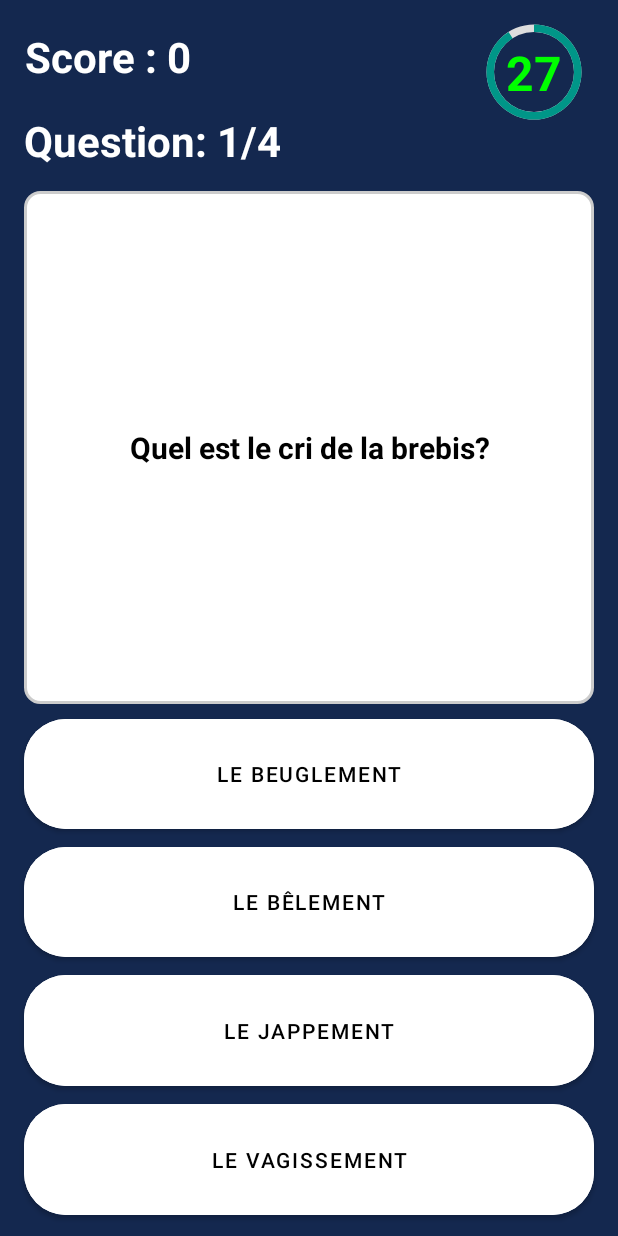
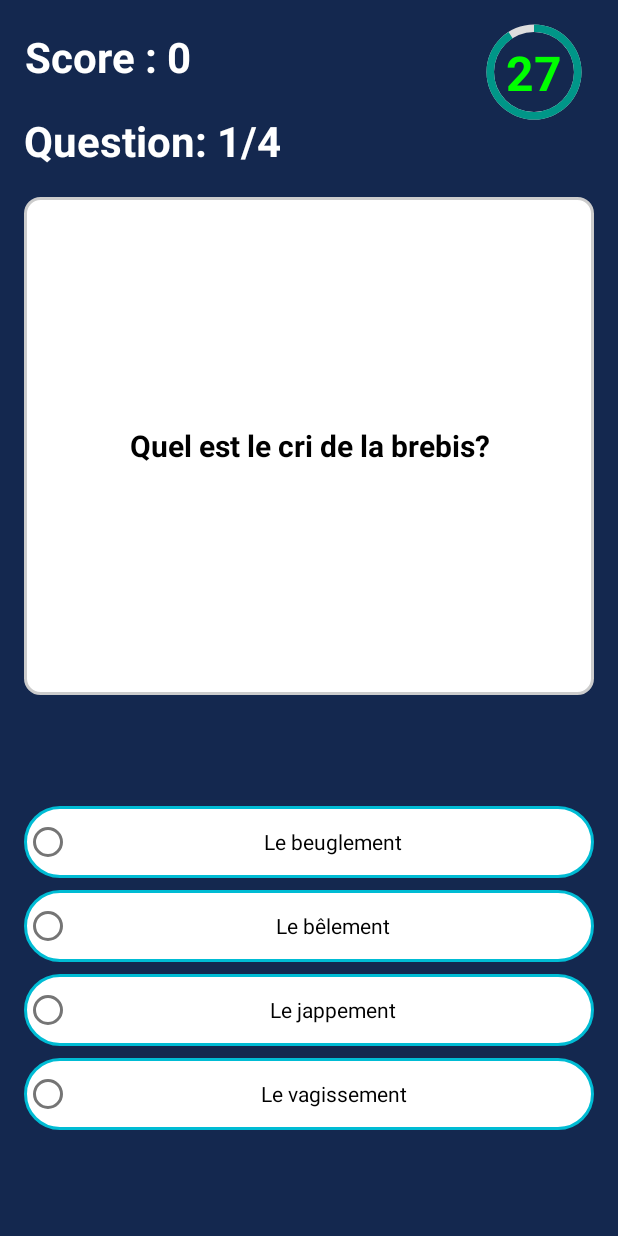
Before and after one commit to waminiyi/MyQuiz, an Android app: the GameActivity screen opened directly, with no data from a screen before it, on a phone screen of 412 x 824 dp. Run offline under Robolectric (Android 15) with nearby library versions, the phone set to English and light mode, and no system bars.

Commit message:
ajout radiobutton

```diff
--- a/app/src/main/java/com/waminiyi/myquiz/controller/GameActivity.java
+++ b/app/src/main/java/com/waminiyi/myquiz/controller/GameActivity.java
@@ -7,9 +7,9 @@ import android.os.Bundle;
 import android.os.CountDownTimer;
 import android.os.Handler;
 import android.view.MotionEvent;
-import android.view.View;
-import android.widget.Button;
 import android.widget.ProgressBar;
+import android.widget.RadioButton;
+import android.widget.RadioGroup;
 import android.widget.TextView;
 import android.widget.Toast;
 
@@ -24,14 +24,15 @@ import java.util.Arrays;
 import java.util.Collections;
 import java.util.Locale;
 
-public class GameActivity extends AppCompatActivity implements View.OnClickListener {
+public class GameActivity extends AppCompatActivity {
 
     private TextView mQuestionTextView;
-    private Button mAnswerButton1;
-    private Button mAnswerButton2;
-    private Button mAnswerButton3;
-    private Button mAnswerButton4;
-    private View mChoiceView;
+    private RadioButton mAnswerButton1;
+    private RadioButton mAnswerButton2;
+    private RadioButton mAnswerButton3;
+    private RadioButton mAnswerButton4;
+    private RadioGroup mRadioGroup;
+    private int mGameHighScore;
     private final int mTotalQuestionCount = 4;
     private int mQuestionCount;
     private Question mCurrentQuestion;
@@ -39,7 +40,6 @@ public class GameActivity extends AppCompatActivity implements View.OnClickListe
     private TextView mQuestionCountTextView;
     private ProgressBar mProgressBar;
     private TextView mTimerTextView;
-    private int mGameHighScore;
     private int progress;
     private int mScore;
     private boolean mAnswered;
@@ -85,8 +85,9 @@ public class GameActivity extends AppCompatActivity implements View.OnClickListe
         mAnswerButton2 = findViewById(R.id.game_activity_button_2);
         mAnswerButton3 = findViewById(R.id.game_activity_button_3);
         mAnswerButton4 = findViewById(R.id.game_activity_button_4);
+        mRadioGroup = findViewById(R.id.game_activity_radio_group);
         mScoreTextView = findViewById(R.id.game_activity_textview_score);
-        mQuestionCountTextView=findViewById(R.id.game_activity_textview_question_count);
+        mQuestionCountTextView = findViewById(R.id.game_activity_textview_question_count);
         mProgressBar = findViewById(R.id.progress_bar);
         mTimerTextView = findViewById(R.id.game_activity_timer_text);
 
@@ -110,29 +111,40 @@ public class GameActivity extends AppCompatActivity implements View.OnClickListe
 
         // Le même listener est utilisé pour les 4 boutons en implémentant View.OnClickListener pour la GameActivity
         // L'id des boutons permettra de distinguer celui qui a été cliqué
-        mAnswerButton1.setOnClickListener(this);
+        /*mAnswerButton1.setOnClickListener(this);
         mAnswerButton2.setOnClickListener(this);
         mAnswerButton3.setOnClickListener(this);
-        mAnswerButton4.setOnClickListener(this);
+        mAnswerButton4.setOnClickListener(this);*/
+
+        mRadioGroup.setOnCheckedChangeListener(new RadioGroup.OnCheckedChangeListener() {
+            @Override
+            public void onCheckedChanged(RadioGroup group, int checkedId) {
+
+                if (mAnswerButton1.isChecked() || mAnswerButton2.isChecked() || mAnswerButton3.isChecked()|| mAnswerButton4.isChecked()) {
+                    checkAnswer();
+                }
+            }
+        });
 
     }
 
-    @Override
+
+   /* @Override
     //vérification du choix du joueur
     public void onClick(View v) {
         //mise en place du lien entre le bouton cliqué et l'indice du choix correspondant
         mChoiceView = v;
         checkAnswer();
-    }
+    }*/
 
-    private void startNewGame(){
+    private void startNewGame() {
         mScore = 0;
         mQuestionList = generateQuestions();
         mQuestionCount = 0;
         displayNextQuestion(COUNTDOWN_IN_MILLIS);
     }
 
-    private void resumeCurrentGame(Bundle bundle){
+    private void resumeCurrentGame(Bundle bundle) {
         mQuestionList = bundle.getParcelableArrayList(STATE_QUESTION_LIST);
         mQuestionCount = bundle.getInt(STATE_QUESTION_INDEX);
         mScore = bundle.getInt(STATE_SCORE);
@@ -147,6 +159,7 @@ public class GameActivity extends AppCompatActivity implements View.OnClickListe
         mAnswerButton3.setTextColor(Color.BLACK);
         mAnswerButton4.setTextColor(Color.BLACK);
 
+
         if (mQuestionCount < mTotalQuestionCount) {
 
             mCurrentQuestion = mQuestionList.get(mQuestionCount);
@@ -156,12 +169,14 @@ public class GameActivity extends AppCompatActivity implements View.OnClickListe
             mAnswerButton2.setText(mCurrentQuestion.getChoiceList().get(1));
             mAnswerButton3.setText(mCurrentQuestion.getChoiceList().get(2));
             mAnswerButton4.setText(mCurrentQuestion.getChoiceList().get(3));
+            mRadioGroup.clearCheck();
+
 
             mQuestionCount++;
             mScoreTextView.setText("Score : " + mScore);
             mQuestionCountTextView.setText("Question: " + mQuestionCount + "/" + mTotalQuestionCount);
             mAnswered = false;
-            mTimeLeftInMillis=duration;
+            mTimeLeftInMillis = duration;
             startCountDown();
 
         } else {
@@ -212,10 +227,11 @@ public class GameActivity extends AppCompatActivity implements View.OnClickListe
         mCountDownTimer.cancel();
         mAnswered = true;
         mEnableTouchEvents = false;
-        int choiceIndex;
+        RadioButton answerSelected = findViewById(mRadioGroup.getCheckedRadioButtonId());
+        int answerIndex = mRadioGroup.indexOfChild(answerSelected); //indice du bouton radio cliqué
 
         //si la vue correspond au bouton1, alors la réponse choisie est la première dans notre liste
-        if (mChoiceView == mAnswerButton1) {
+        /*if (mChoiceView == mAnswerButton1) {
             choiceIndex = 0;
         } else if (mChoiceView == mAnswerButton2) {
             choiceIndex = 1;
@@ -225,9 +241,9 @@ public class GameActivity extends AppCompatActivity implements View.OnClickListe
             choiceIndex = 3;
         } else {
             throw new IllegalStateException("Unknown clicked view : " + mChoiceView);
-        }
+        }*/
 
-        if (choiceIndex == mCurrentQuestion.getAnswerIndex()) {
+        if (answerIndex == mCurrentQuestion.getAnswerIndex()) {
             Toast.makeText(this, "Réponse correcte!", Toast.LENGTH_SHORT).show();
             int gain;
             gain = (int) ((300 * mTimeLeftInMillis) / COUNTDOWN_IN_MILLIS);
@@ -282,13 +298,13 @@ public class GameActivity extends AppCompatActivity implements View.OnClickListe
     }
 
     private void endGame() {
-        if (mScore > mGameHighScore){
+        if (mScore>mGameHighScore){
             mGameHighScore=mScore;
         }
         //plus de questions? affichage du score final et fin du jeu
         AlertDialog.Builder builder = new AlertDialog.Builder(this);
         builder.setTitle(R.string.gameEnd) // définition du titre de la boîte de dialogue
-                .setMessage(R.string.score + mScore) // définition du texte à afficher dans la boite de dialogue
+                .setMessage("Votre score est : " + mScore) // définition du texte à afficher dans la boite de dialogue
                 .setPositiveButton(R.string.endGame, new DialogInterface.OnClickListener() {
                     @Override
                     public void onClick(DialogInterface dialog, int which) {
@@ -301,7 +317,7 @@ public class GameActivity extends AppCompatActivity implements View.OnClickListe
                 })
                 .setNegativeButton(R.string.newGame, new DialogInterface.OnClickListener() {
                     public void onClick(DialogInterface dialog, int id) {
-                            startNewGame();
+                        startNewGame();
                     }
                 });
         builder.create();
--- a/app/src/main/res/layout-land/activity_game.xml
+++ b/app/src/main/res/layout-land/activity_game.xml
@@ -11,16 +11,15 @@
     <androidx.constraintlayout.widget.ConstraintLayout
         android:layout_width="match_parent"
         android:layout_height="0dp"
-        android:layout_weight="3"
-        android:layout_margin="12dp">
+        android:layout_weight="3">
 
         <TextView
             android:id="@+id/game_activity_textview_score"
             android:layout_width="wrap_content"
             android:layout_height="wrap_content"
             android:layout_gravity="start"
+            android:layout_marginStart="8dp"
             android:layout_marginBottom="32dp"
-            android:layout_marginStart="8dp"
             android:gravity="center"
             android:textColor="@color/white"
             android:textSize="20sp"
@@ -29,14 +28,15 @@
             app:layout_constraintStart_toStartOf="parent"
             app:layout_constraintTop_toTopOf="parent"
             tools:text="Score : 0" />
+
         <TextView
             android:id="@+id/game_activity_textview_question_count"
             android:layout_width="wrap_content"
             android:layout_height="wrap_content"
             android:layout_gravity="start"
             android:layout_marginStart="8dp"
+            android:layout_marginTop="8dp"
             android:layout_marginBottom="16dp"
-            android:layout_marginTop="8dp"
             android:gravity="center"
             android:textColor="@color/white"
             android:textSize="20sp"
@@ -70,9 +70,9 @@
                 android:layout_width="wrap_content"
                 android:layout_height="wrap_content"
                 android:textAppearance="@style/TextAppearance.AppCompat.Large"
+                android:textColor="@color/white"
                 android:textSize="24sp"
                 android:textStyle="bold"
-                android:textColor="@color/white"
                 app:layout_constraintBottom_toBottomOf="@+id/progress_bar"
                 app:layout_constraintEnd_toEndOf="@+id/progress_bar"
                 app:layout_constraintStart_toStartOf="@+id/progress_bar"
@@ -84,9 +84,9 @@
     <LinearLayout
         android:layout_width="match_parent"
         android:layout_height="0dp"
-        android:layout_weight="12"
-        android:orientation="horizontal"
-        android:layout_margin="4dp">
+        android:layout_margin="4dp"
+        android:layout_weight="10"
+        android:orientation="horizontal">
 
         <TextView
             android:id="@+id/game_activity_textview_question"
@@ -96,7 +96,7 @@
             android:layout_marginTop="4dp"
             android:layout_marginEnd="8dp"
             android:layout_marginBottom="4dp"
-            android:layout_weight="3"
+            android:layout_weight="1"
             android:background="@drawable/round_text_view"
             android:gravity="center"
             android:lineSpacingExtra="4dp"
@@ -106,71 +106,57 @@
             android:textStyle="bold"
             tools:text="Question?" />
 
-        <LinearLayout
+        <RadioGroup
+            android:id="@+id/game_activity_radio_group"
             android:layout_width="0dp"
-            android:layout_height="match_parent"
-            android:layout_weight="2"
-            android:orientation="vertical">
-            <Button
+            android:layout_height="wrap_content"
+            android:gravity="center"
+            android:layout_gravity="center"
+            android:layout_marginStart="8dp"
+            android:layout_marginEnd="8dp"
+            android:layout_weight="1"
+            android:padding="8dp">
+
+            <RadioButton
                 android:id="@+id/game_activity_button_1"
                 android:layout_width="match_parent"
-                android:layout_height="0dp"
-                android:layout_gravity="center_horizontal"
-                android:layout_marginStart="8dp"
-                android:layout_marginEnd="8dp"
-                android:layout_weight="1"
-                android:backgroundTint="@color/white"
-                android:padding="4dp"
-                android:textColor="@color/black"
-                android:textSize="14sp"
-                app:cornerRadius="28dp"
-                tools:text="Answer1" />
+                android:layout_height="wrap_content"
+                android:background="@drawable/round_button"
+                android:gravity="center"
+                android:text="Answer 1"
+                android:textSize="14sp" />
 
-            <Button
+            <RadioButton
                 android:id="@+id/game_activity_button_2"
                 android:layout_width="match_parent"
-                android:layout_height="0dp"
-                android:layout_gravity="center_horizontal"
-                android:layout_marginStart="8dp"
-                android:layout_marginEnd="8dp"
-                android:layout_weight="1"
-                android:backgroundTint="@color/white"
-                android:padding="4dp"
-                android:textColor="@color/black"
-                android:textSize="14sp"
-                app:cornerRadius="28dp"
-                tools:text="Answer2" />
+                android:layout_height="wrap_content"
+                android:layout_marginTop="8dp"
+                android:background="@drawable/round_button"
+                android:gravity="center"
+                android:text="Answer 2"
+                android:textSize="14sp" />
 
-            <Button
+            <RadioButton
                 android:id="@+id/game_activity_button_3"
                 android:layout_width="match_parent"
-                android:layout_height="0dp"
-                android:layout_gravity="center_horizontal"
-                android:layout_marginStart="8dp"
-                android:layout_marginEnd="8dp"
-                android:layout_weight="1"
-                android:backgroundTint="@color/white"
-                android:padding="4dp"
-                android:textColor="@color/black"
-                android:textSize="14sp"
-                app:cornerRadius="28dp"
-                tools:text="Answer3" />
+                android:layout_height="wrap_content"
+                android:layout_marginTop="8dp"
+                android:background="@drawable/round_button"
+                android:gravity="center"
+                android:text="Answer 3"
+                android:textSize="14sp" />
 
-            <Button
+            <RadioButton
                 android:id="@+id/game_activity_button_4"
                 android:layout_width="match_parent"
-                android:layout_height="0dp"
-                android:layout_gravity="center_horizontal"
-                android:layout_marginStart="8dp"
-                android:layout_marginEnd="8dp"
-                android:layout_weight="1"
-                android:backgroundTint="@color/white"
-                android:padding="4dp"
-                android:textColor="@color/black"
-                android:textSize="14sp"
-                app:cornerRadius="28dp"
-                tools:text="Answer4" />
-        </LinearLayout>
+                android:layout_height="wrap_content"
+                android:layout_marginTop="8dp"
+                android:background="@drawable/round_button"
+                android:gravity="center"
+                android:text="Answer 4"
+                android:textSize="14sp" />
+
+        </RadioGroup>
 
 
     </LinearLayout>
--- a/app/src/main/res/layout/activity_game.xml
+++ b/app/src/main/res/layout/activity_game.xml
@@ -89,10 +89,10 @@
             android:layout_width="match_parent"
             android:layout_height="0dp"
             android:layout_marginStart="8dp"
-            android:layout_marginTop="4dp"
+            android:layout_marginTop="8dp"
             android:layout_marginEnd="8dp"
             android:layout_marginBottom="4dp"
-            android:layout_weight="4"
+            android:layout_weight="1"
             android:background="@drawable/round_text_view"
             android:gravity="center"
             android:lineSpacingExtra="4dp"
@@ -102,65 +102,61 @@
             android:textStyle="bold"
             tools:text="Question?" />
 
-        <Button
+        <RadioGroup
+            android:id="@+id/game_activity_radio_group"
+            android:layout_width="match_parent"
+            android:layout_height="0dp"
+            android:layout_centerVertical="true"
+            android:layout_margin="8dp"
+            android:layout_weight="1"
+            android:gravity="center">
+
+            <RadioButton
                 android:id="@+id/game_activity_button_1"
                 android:layout_width="match_parent"
-            android:layout_height="0dp"
-            android:layout_gravity="center_horizontal"
-            android:layout_marginStart="8dp"
-            android:layout_marginEnd="8dp"
-            android:layout_weight="1"
-            android:backgroundTint="@color/white"
+                android:layout_height="wrap_content"
+                android:layout_marginTop="8dp"
+                android:background="@drawable/round_button"
+                android:gravity="center"
                 android:padding="4dp"
-            android:textColor="@color/black"
-            android:textSize="14sp"
-            app:cornerRadius="28dp"
-            tools:text="Answer1" />
+                android:text="Answer 1"
+                android:textSize="14sp" />
 
-        <Button
+            <RadioButton
                 android:id="@+id/game_activity_button_2"
                 android:layout_width="match_parent"
-            android:layout_height="0dp"
-            android:layout_gravity="center_horizontal"
-            android:layout_marginStart="8dp"
-            android:layout_marginEnd="8dp"
-            android:layout_weight="1"
-            android:backgroundTint="@color/white"
+                android:layout_height="wrap_content"
+                android:layout_marginTop="8dp"
+                android:background="@drawable/round_button"
+                android:gravity="center"
                 android:padding="4dp"
-            android:textColor="@color/black"
-            android:textSize="14sp"
-            app:cornerRadius="28dp"
-            tools:text="Answer2" />
+                android:text="Answer 2"
+                android:textSize="14sp" />
 
-        <Button
+            <RadioButton
                 android:id="@+id/game_activity_button_3"
                 android:layout_width="match_parent"
-            android:layout_height="0dp"
-            android:layout_gravity="center_horizontal"
-            android:layout_marginStart="8dp"
-            android:layout_marginEnd="8dp"
-            android:layout_weight="1"
-            android:backgroundTint="@color/white"
+                android:layout_height="wrap_content"
+                android:layout_marginTop="8dp"
+                android:background="@drawable/round_button"
+                android:gravity="center"
                 android:padding="4dp"
-            android:textColor="@color/black"
-            android:textSize="14sp"
-            app:cornerRadius="28dp"
-            tools:text="Answer3" />
+                android:text="Answer 3"
+                android:textSize="14sp" />
 
-        <Button
+            <RadioButton
                 android:id="@+id/game_activity_button_4"
                 android:layout_width="match_parent"
-            android:layout_height="0dp"
-            android:layout_gravity="center_horizontal"
-            android:layout_marginStart="8dp"
-            android:layout_marginEnd="8dp"
-            android:layout_weight="1"
-            android:backgroundTint="@color/white"
+                android:layout_height="wrap_content"
+                android:layout_marginTop="8dp"
+                android:background="@drawable/round_button"
+                android:gravity="center"
                 android:padding="4dp"
-            android:textColor="@color/black"
-            android:textSize="14sp"
-            app:cornerRadius="28dp"
-            tools:text="Answer4" />
+                android:text="Answer 4"
+                android:textSize="14sp" />
+
+        </RadioGroup>
+
     </LinearLayout>
 
 </LinearLayout>
--- a/app/src/main/res/layout/dialog.xml
+++ /dev/null
@@ -1,31 +0,0 @@
-<LinearLayout xmlns:android="http://schemas.android.com/apk/res/android"
-    android:orientation="vertical"
-    android:layout_width="wrap_content"
-    android:layout_height="wrap_content"
-    android:background="@color/bluePastel">
-    <TextView
-        android:id="@+id/dialog_tittle"
-        android:layout_width="match_parent"
-        android:layout_height="wrap_content"
-        android:layout_marginTop="24dp"
-        android:layout_marginLeft="4dp"
-        android:gravity="center"
-        android:layout_marginRight="4dp"
-        android:textSize="36dp"
-        android:textColor="@color/white"
-        android:layout_marginBottom="4dp"
-        android:text="@string/gameEnd" />
-    <TextView
-        android:id="@+id/score_text"
-        android:layout_width="match_parent"
-        android:layout_height="wrap_content"
-        android:layout_marginTop="24dp"
-        android:gravity="center"
-        android:textSize="24dp"
-        android:textColor="@color/black"
-        android:layout_marginLeft="4dp"
-        android:layout_marginRight="4dp"
-        android:layout_marginBottom="4dp"
-        android:hint="@string/score" />
-/>
-</LinearLayout>
```
Also changed, not shown: 30 other files. Lines whose indentation alone changed are shown as unchanged.
